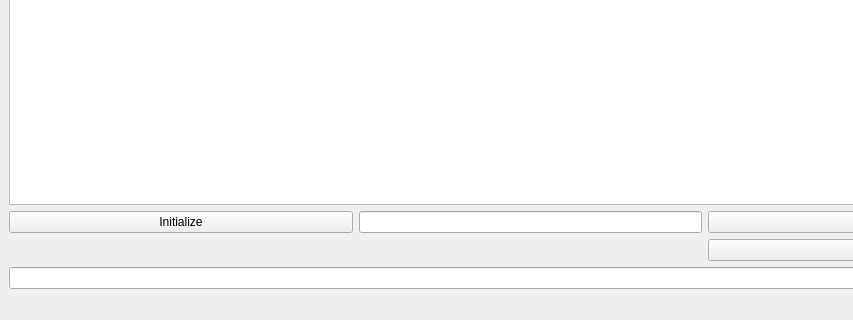
This is Table-1/ui_DemoTable.ui in neutrons/GUI_Tools as Qt 5 draws it before an edit; both pictures show x 0 to 853 and y 431 to 751 of the 1061 by 751 pixel window. The edited form follows.
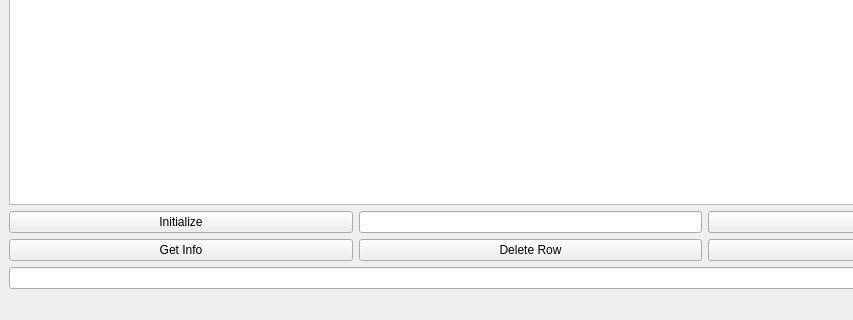
This is the edited form. Custom widgets are drawn as their Qt base class.

Commit message: Refs #2. Checkpointing progress on extended table widget.

Patch:
```diff
--- a/Table-1/ui_DemoTable.ui
+++ b/Table-1/ui_DemoTable.ui
@@ -53,6 +53,20 @@
           </property>
          </widget>
         </item>
+        <item row="1" column="0">
+         <widget class="QPushButton" name="pushButton_info">
+          <property name="text">
+           <string>Get Info</string>
+          </property>
+         </widget>
+        </item>
+        <item row="1" column="1">
+         <widget class="QPushButton" name="pushButton_delRow">
+          <property name="text">
+           <string>Delete Row</string>
+          </property>
+         </widget>
+        </item>
        </layout>
       </item>
      </layout>
```
The commit also changes 3 other files.
